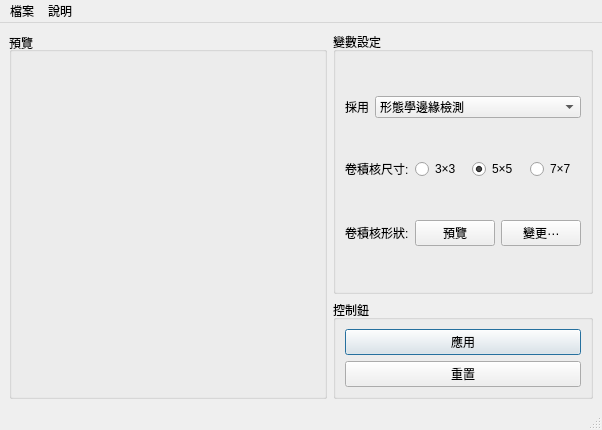
First picture: the form in SE-342/assignments/ass2/src/MorphologicalExample/mainwindow.ui, repository yepengpeng-1/2019-2020-autumn-semester, before the edit.
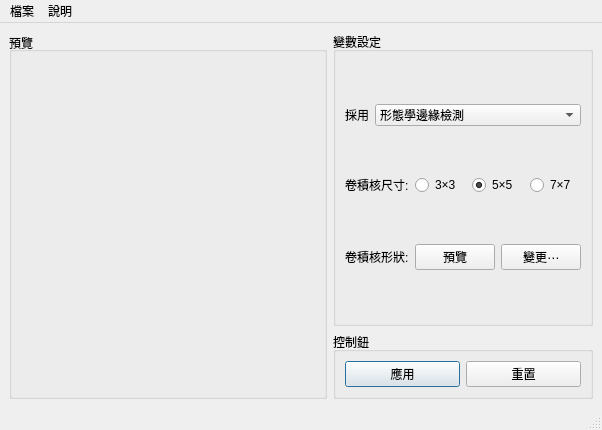
Second picture: the form after the edit.

What changed in the file:
```diff
--- a/SE-342/assignments/ass2/src/MorphologicalExample/mainwindow.ui
+++ b/SE-342/assignments/ass2/src/MorphologicalExample/mainwindow.ui
@@ -215,7 +215,7 @@
         <property name="title">
          <string>控制鈕</string>
         </property>
-        <layout class="QVBoxLayout" name="verticalLayout_3">
+        <layout class="QHBoxLayout" name="horizontalLayout_6">
          <item>
           <widget class="QPushButton" name="applyConvolutionButton">
            <property name="text">
```
